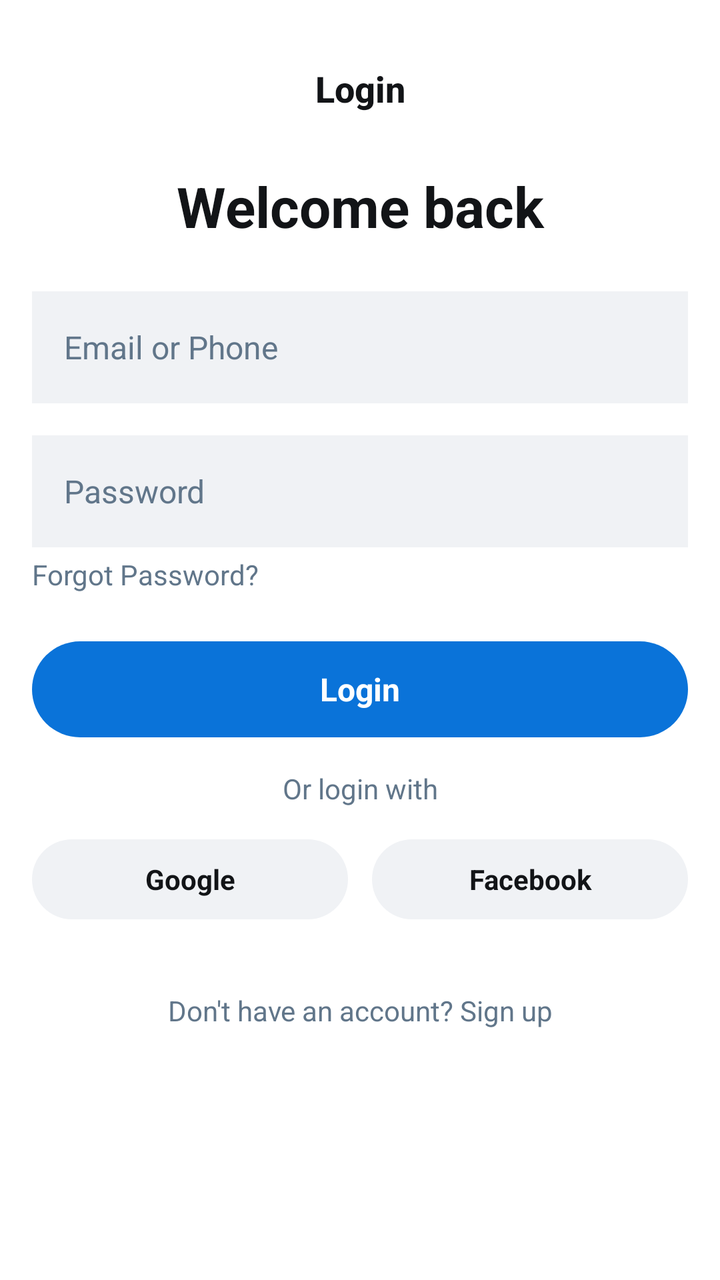
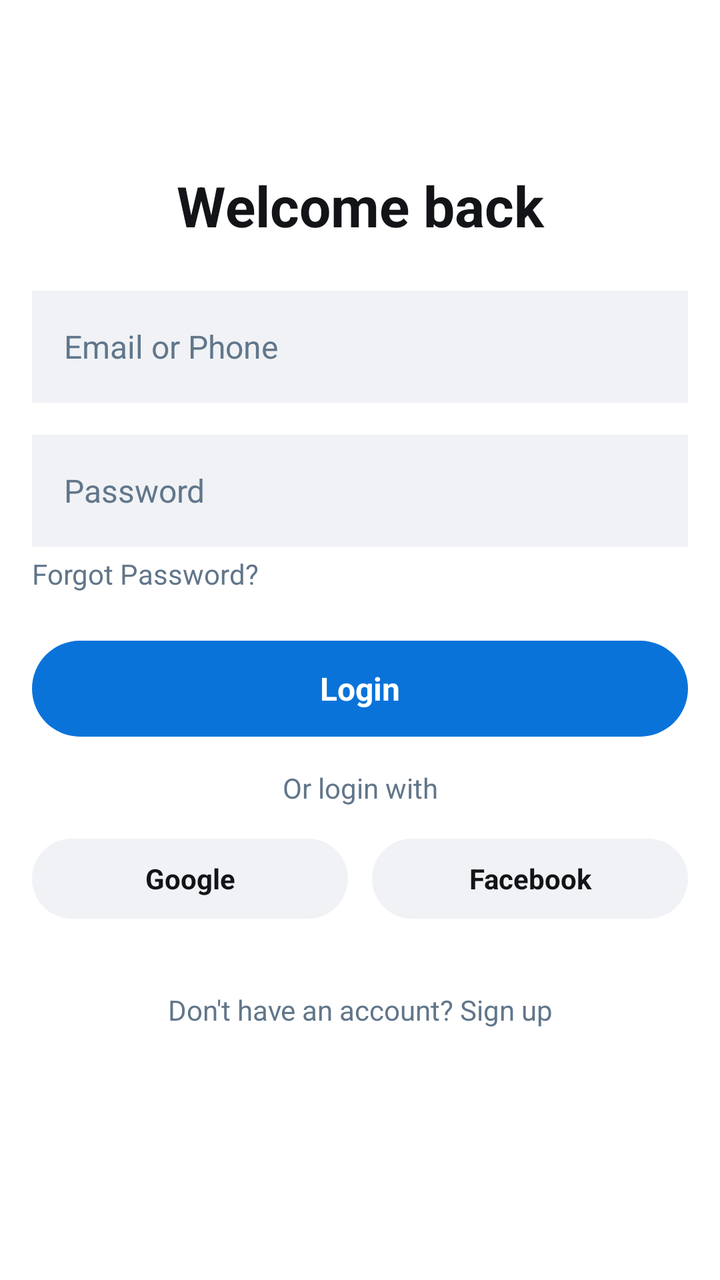

Screens rendered from an Android XML layout before and after an edit, with the pre-edit source and the edit as a unified diff.
<!-- AndroidManifest.xml: application theme Theme.Tricycle_app -->
<!-- res/layout/loginlayout.xml -->
<?xml version="1.0" encoding="utf-8"?>
<LinearLayout xmlns:android="http://schemas.android.com/apk/res/android"
    android:layout_width="match_parent"
    android:layout_height="match_parent"
    android:orientation="vertical"
    android:background="#FFFFFF"
    android:padding="16dp">

    <LinearLayout
        android:layout_width="match_parent"
        android:layout_height="wrap_content"
        android:orientation="horizontal"
        android:paddingTop="16dp"
        android:paddingBottom="8dp"
        android:gravity="center_vertical">
        <TextView
            android:layout_width="match_parent"
            android:layout_height="wrap_content"
            android:fontFamily="sans-serif-medium"
            android:gravity="center"
            android:text="Login"
            android:textColor="#121417"
            android:textSize="18sp"
            android:textStyle="bold" />
    </LinearLayout>

    <TextView
        android:layout_width="match_parent"
        android:layout_height="wrap_content"
        android:layout_marginTop="20dp"
        android:layout_marginBottom="24dp"
        android:fontFamily="sans-serif"
        android:gravity="center"
        android:text="Welcome back"
        android:textColor="#121417"
        android:textSize="28sp"
        android:textStyle="bold" />

    <EditText
        android:id="@+id/etUsername"
        android:layout_width="match_parent"
        android:layout_height="56dp"
        android:background="#F0F2F5"
        android:hint="Email or Phone"
        android:textColorHint="#61768A"
        android:textColor="#121417"
        android:textSize="16sp"
        android:paddingStart="16dp"
        android:paddingEnd="16dp"
        android:inputType="text"
        android:maxLines="1"
        android:layout_marginBottom="16dp"/>

    <EditText
        android:id="@+id/etPassword"
        android:layout_width="match_parent"
        android:layout_height="56dp"
        android:background="#F0F2F5"
        android:hint="Password"
        android:textColorHint="#61768A"
        android:textColor="#121417"
        android:textSize="16sp"
        android:paddingStart="16dp"
        android:paddingEnd="16dp"
        android:inputType="textPassword"
        android:maxLines="1"
        android:layout_marginBottom="4dp"/>

    <TextView
        android:layout_width="match_parent"
        android:layout_height="wrap_content"
        android:text="Forgot Password?"
        android:textSize="14sp"
        android:textColor="#61768A"
        android:layout_marginBottom="24dp"/>

    <TextView
        android:id="@+id/btnLogin"
        android:layout_width="match_parent"
        android:layout_height="48dp"
        android:background="@drawable/bg_pill_blue"
        android:text="Login"
        android:textColor="#FFFFFF"
        android:textSize="16sp"
        android:textStyle="bold"
        android:gravity="center"
        android:clickable="true"
        android:focusable="true"
        android:layout_marginBottom="16dp"/>

    <TextView
        android:layout_width="match_parent"
        android:layout_height="wrap_content"
        android:text="Or login with"
        android:gravity="center"
        android:textSize="14sp"
        android:textColor="#61768A"
        android:layout_marginBottom="16dp"/>

    <LinearLayout
        android:layout_width="match_parent"
        android:layout_height="wrap_content"
        android:orientation="horizontal"
        android:layout_marginBottom="24dp">

        <TextView
            android:layout_width="0dp"
            android:layout_weight="1"
            android:layout_height="40dp"
            android:background="@drawable/bg_pill_grey"
            android:text="Google"
            android:textColor="#121417"
            android:textSize="14sp"
            android:textStyle="bold"
            android:gravity="center"
            android:clickable="true"
            android:focusable="true"/>

        <View
            android:layout_width="12dp"
            android:layout_height="match_parent"/>

        <TextView
            android:layout_width="0dp"
            android:layout_weight="1"
            android:layout_height="40dp"
            android:background="@drawable/bg_pill_grey"
            android:text="Facebook"
            android:textColor="#121417"
            android:textSize="14sp"
            android:textStyle="bold"
            android:gravity="center"
            android:clickable="true"
            android:focusable="true"/>

    </LinearLayout>

    <TextView
        android:id="@+id/tvSignUp"
        android:layout_width="match_parent"
        android:layout_height="wrap_content"
        android:text="Don't have an account? Sign up"
        android:gravity="center"
        android:textSize="14sp"
        android:textColor="#61768A"
        android:clickable="true"
        android:focusable="true"
        android:padding="12dp"/>

    <View
        android:layout_width="match_parent"
        android:layout_height="20dp"/>

</LinearLayout>
<!-- resources referenced by this layout -->
<resources>
  <!-- drawable bg_pill_blue (drawable) -->
  <?xml version="1.0" encoding="utf-8"?>
  <shape xmlns:android="http://schemas.android.com/apk/res/android"
      android:shape="rectangle">
      <solid android:color="#0A73D9" /> <corners android:radius="100dp" /> </shape>
  <!-- drawable bg_pill_grey (drawable) -->
  <?xml version="1.0" encoding="utf-8"?>
  <shape xmlns:android="http://schemas.android.com/apk/res/android"
      android:shape="rectangle">
      <solid android:color="#F0F2F5" /> <corners android:radius="100dp" />
  </shape>
  <style name="Theme.Tricycle_app" parent="Base.Theme.Tricycle_app" />
  <style name="Base.Theme.Tricycle_app" parent="Theme.Material3.DayNight.NoActionBar">
          
          
      </style>
</resources>

<!-- the commit's change to res/layout/loginlayout.xml (unified diff, before → after) -->
@@ -8,21 +8,11 @@
 
     <LinearLayout
         android:layout_width="match_parent"
-        android:layout_height="wrap_content"
+        android:layout_height="48dp"
+        android:gravity="center_vertical"
         android:orientation="horizontal"
         android:paddingTop="16dp"
-        android:paddingBottom="8dp"
-        android:gravity="center_vertical">
-        <TextView
-            android:layout_width="match_parent"
-            android:layout_height="wrap_content"
-            android:fontFamily="sans-serif-medium"
-            android:gravity="center"
-            android:text="Login"
-            android:textColor="#121417"
-            android:textSize="18sp"
-            android:textStyle="bold" />
-    </LinearLayout>
+        android:paddingBottom="8dp" />
 
     <TextView
         android:layout_width="match_parent"
